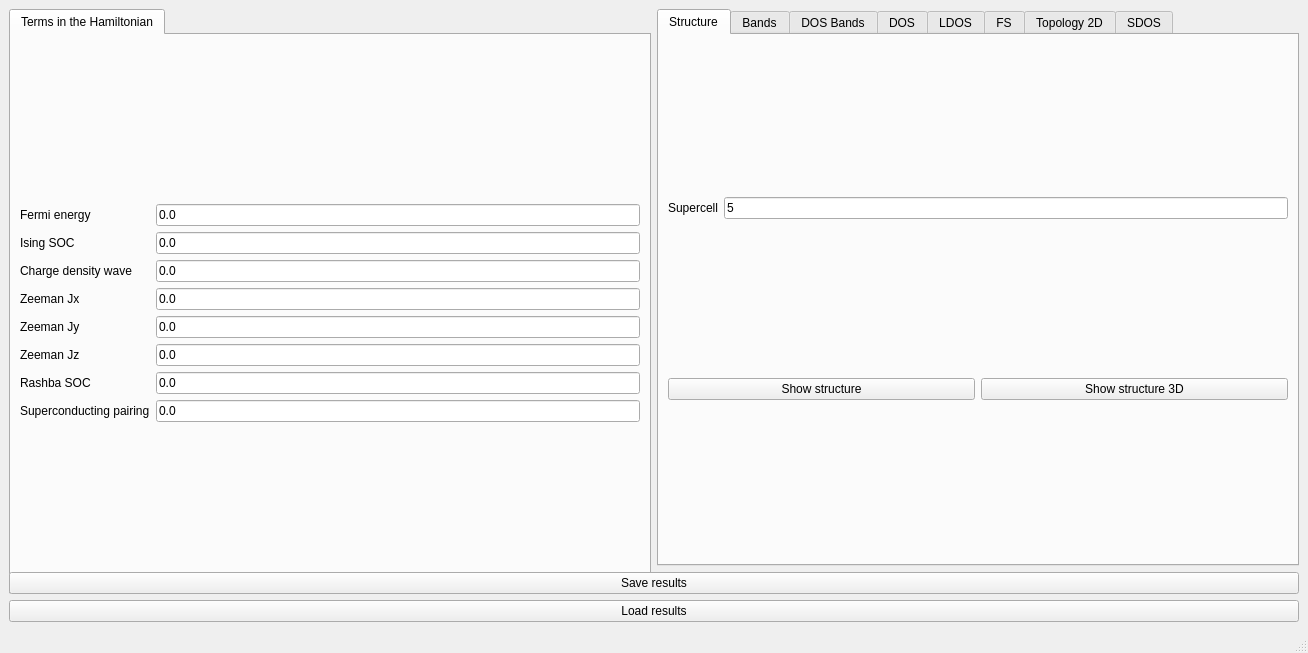
First picture: the form in interface-pyqt/tmdc/interface.ui, repository joselado/quantum-lattice, before the edit.
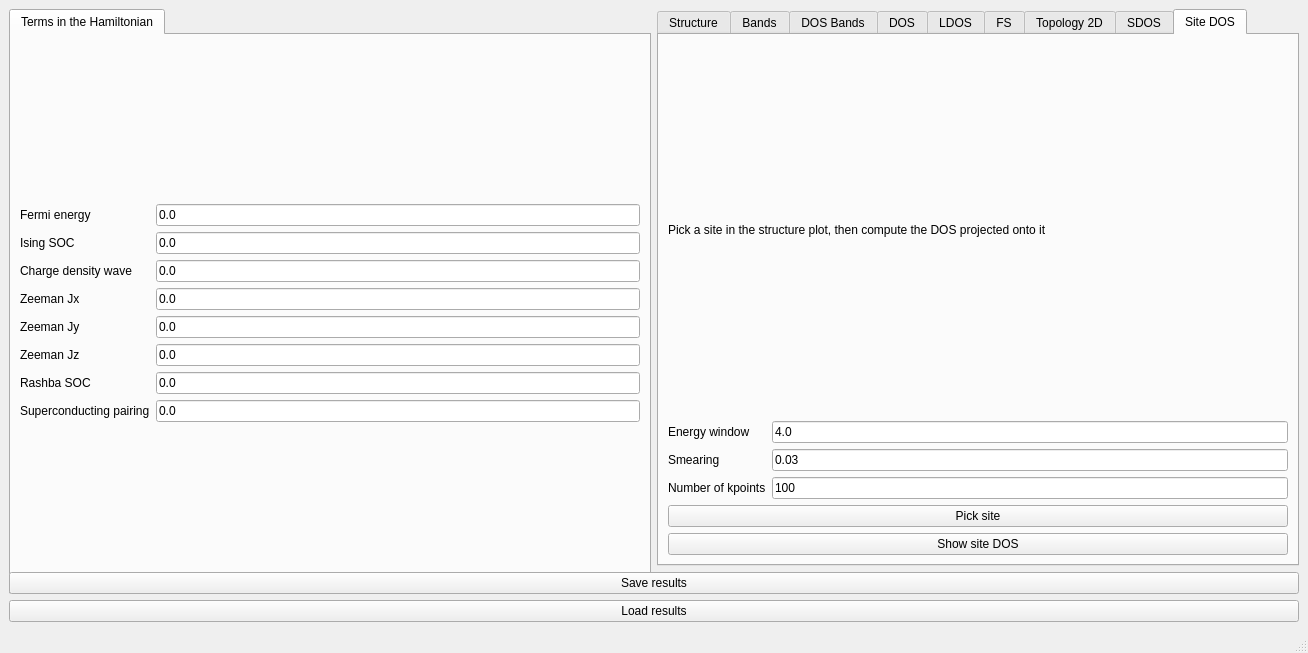
Second picture: the form after the edit. The open tabs and pages were chosen to show the change. Custom widgets are drawn as their Qt base class.

Commit message: Add a "Site DOS" feature: pick a site, plot the DOS projected onto it

```diff
--- a/interface-pyqt/tmdc/interface.ui
+++ b/interface-pyqt/tmdc/interface.ui
@@ -791,6 +791,86 @@
         </item>
        </layout>
       </widget>
+      <widget class="QWidget" name="tab_site_dos">
+       <attribute name="title">
+        <string>Site DOS</string>
+       </attribute>
+       <layout class="QVBoxLayout" name="verticalLayout_site_dos">
+        <item>
+         <widget class="BodyLabel" name="label_site_dos_info">
+          <property name="text">
+           <string>Pick a site in the structure plot, then compute the DOS projected onto it</string>
+          </property>
+          <property name="wordWrap">
+           <bool>true</bool>
+          </property>
+         </widget>
+        </item>
+        <item>
+         <layout class="QGridLayout" name="gridLayout_site_dos">
+          <item row="0" column="0">
+           <widget class="BodyLabel" name="label_site_dos_ewindow">
+            <property name="text">
+             <string>Energy window</string>
+            </property>
+           </widget>
+          </item>
+          <item row="0" column="1">
+           <widget class="LineEdit" name="site_dos_ewindow">
+            <property name="text">
+             <string>4.0</string>
+            </property>
+           </widget>
+          </item>
+          <item row="1" column="0">
+           <widget class="BodyLabel" name="label_site_dos_delta">
+            <property name="text">
+             <string>Smearing</string>
+            </property>
+           </widget>
+          </item>
+          <item row="1" column="1">
+           <widget class="LineEdit" name="site_dos_delta">
+            <property name="text">
+             <string>0.03</string>
+            </property>
+           </widget>
+          </item>
+          <item row="2" column="0">
+           <widget class="BodyLabel" name="label_site_dos_nk">
+            <property name="text">
+             <string>Number of kpoints</string>
+            </property>
+           </widget>
+          </item>
+          <item row="2" column="1">
+           <widget class="LineEdit" name="site_dos_nk">
+            <property name="text">
+             <string>100</string>
+            </property>
+           </widget>
+          </item>
+         </layout>
+        </item>
+        <item>
+         <widget class="PushButton" name="select_site_dos">
+          <property name="toolTip">
+           <string>Click a site in the structure plot to select it</string>
+          </property>
+          <property name="text">
+           <string>Pick site</string>
+          </property>
+         </widget>
+        </item>
+        <item>
+         <widget class="PushButton" name="show_site_dos">
+          <property name="text">
+           <string>Show site DOS</string>
+          </property>
+         </widget>
+        </item>
+       </layout>
+      </widget>
      </widget>
     </item>
     <item row="1" column="0" colspan="2">
```
Left out of the diff: 10 changed lines with no effect on the pictures. Lines whose indentation alone changed are shown as unchanged. The commit also changes 30 other files.
